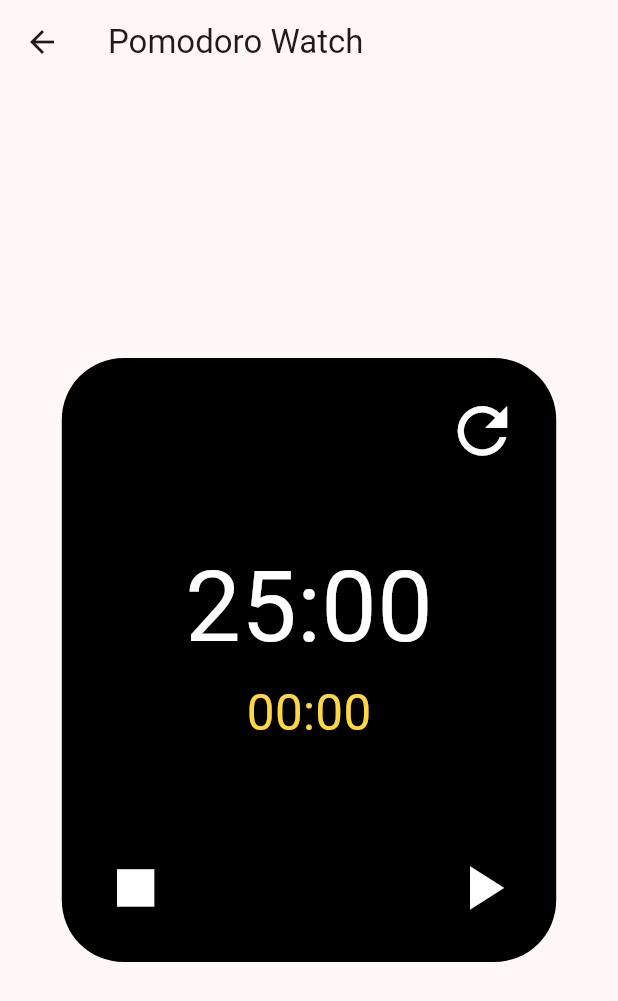
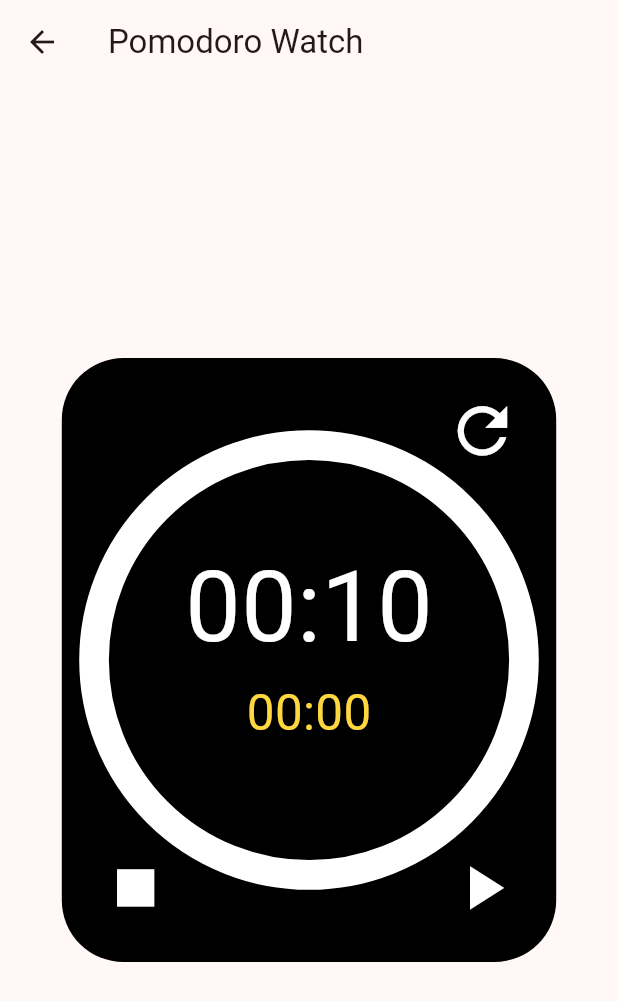
Before and after one commit to MarkJLee/flutter-animations, a Flutter app: the PomodoroScreen screen opened directly, after a tap on the "play arrow" icon, after a tap on the "refresh" icon, on a phone screen of 412 x 824 dp. Shown: the top 1001 px of the screen. Run offline on Flutter 3.47's test engine with Material 2 defaults, Android fonts, the phone set to English and light mode, and no system bars.

Commit message:
feat: pomodoro animation

```diff
--- a/lib/screens/pomodoro_screen.dart
+++ b/lib/screens/pomodoro_screen.dart
@@ -1,5 +1,7 @@
 import 'dart:async';
+import 'dart:math';
 
+import 'package:flutter/cupertino.dart';
 import 'package:flutter/material.dart';
 
 class PomodoroScreen extends StatefulWidget {
@@ -9,64 +11,159 @@ class PomodoroScreen extends StatefulWidget {
   State<PomodoroScreen> createState() => _PomodoroScreenState();
 }
 
-class _PomodoroScreenState extends State<PomodoroScreen> {
-  int minutes = 25;
-  int seconds = 0;
+class _PomodoroScreenState extends State<PomodoroScreen>
+    with SingleTickerProviderStateMixin {
+  late final AnimationController _animationController = AnimationController(
+    vsync: this,
+    duration: const Duration(seconds: 10),
+  );
+
+  late final CurvedAnimation _curve = CurvedAnimation(
+    parent: _animationController,
+    curve: Curves.linear,
+  );
+
+  late Animation<double> _progressAnimation = Tween(
+    begin: 0.0,
+    end: 10.0,
+  ).animate(_curve);
+
+  int minutes = 0;
+  int seconds = 10;
+  int partSeconds = 0; // 포모도로 지나간 초
   int totalSeconds = 0;
-  int initMinutes = 25;
-  int initSeconds = 0;
+  int initMinutes = 0;
+  int initSeconds = 10;
 
   Timer? _timer;
   bool isRunning = false;
 
+  bool timerFinished = false;
+
   void _startTimer() {
+    _animationController.forward();
     _timer = Timer.periodic(const Duration(seconds: 1), (timer) {
       if (seconds == 0) {
         if (minutes == 0) {
+          timerFinished = true;
           timer.cancel();
           isRunning = false;
+          _animationController.stop();
         } else {
           minutes--;
           seconds = 59;
           totalSeconds++;
+          partSeconds++;
         }
       } else {
         seconds--;
         totalSeconds++;
+        partSeconds++;
       }
 
       setState(() {});
     });
   }
 
+  // void _setTime() {
+  //   showDialog(
+  //     context: context,
+  //     builder: (context) {
+  //       return AlertDialog(
+  //         title: const Text('Set Time'),
+  //         content: Column(
+  //           mainAxisSize: MainAxisSize.min,
+  //           children: [
+  //             TextField(
+  //               keyboardType: TextInputType.number,
+  //               onChanged: (value) {
+  //                 initMinutes = int.parse(value);
+  //               },
+  //               decoration: const InputDecoration(
+  //                 labelText: 'Minutes',
+  //               ),
+  //               inputFormatters: [FilteringTextInputFormatter.digitsOnly],
+  //             ),
+  //             TextField(
+  //               keyboardType: TextInputType.number,
+  //               onChanged: (value) {
+  //                 initSeconds = int.parse(value);
+  //               },
+  //               decoration: const InputDecoration(
+  //                 labelText: 'Seconds',
+  //               ),
+  //               inputFormatters: [FilteringTextInputFormatter.digitsOnly],
+  //             ),
+  //           ],
+  //         ),
+  //         actions: [
+  //           TextButton(
+  //             onPressed: () {
+  //               Navigator.pop(context);
+  //             },
+  //             child: const Text('Cancel'),
+  //           ),
+  //           TextButton(
+  //             onPressed: () {
+  //               setState(() {
+  //                 minutes = initMinutes;
+  //                 seconds = initSeconds;
+  //                 partSeconds = 0;
+  //               });
+  //               Navigator.pop(context);
+  //             },
+  //             child: const Text('Set'),
+  //           ),
+  //         ],
+  //       );
+  //     },
+  //   );
+  // }
+
   void _setTime() {
+    int tempMinutes = initMinutes;
+    int tempSeconds = initSeconds;
+
     showDialog(
       context: context,
       builder: (context) {
         return AlertDialog(
           title: const Text('Set Time'),
-          content: Column(
-            mainAxisSize: MainAxisSize.min,
+          backgroundColor: Colors.amber.shade100,
+          content: SizedBox(
+            height: 150,
+            child: Row(
+              mainAxisAlignment: MainAxisAlignment.center,
               children: [
-              TextField(
-                keyboardType: TextInputType.number,
-                onChanged: (value) {
-                  initMinutes = int.parse(value);
+                SizedBox(
+                  width: 80,
+                  child: CupertinoPicker(
+                    backgroundColor: Colors.white,
+                    itemExtent: 30.0,
+                    onSelectedItemChanged: (index) {
+                      tempMinutes = index;
                     },
-                decoration: const InputDecoration(
-                  labelText: 'Minutes',
+                    children: List<Widget>.generate(
+                        61, (index) => Center(child: Text('$index'))),
                   ),
                 ),
-              TextField(
-                keyboardType: TextInputType.number,
-                onChanged: (value) {
-                  initSeconds = int.parse(value);
+                const Text('분'),
+                const SizedBox(width: 20),
+                SizedBox(
+                  width: 80,
+                  child: CupertinoPicker(
+                    backgroundColor: Colors.white,
+                    itemExtent: 30.0,
+                    onSelectedItemChanged: (index) {
+                      tempSeconds = index;
                     },
-                decoration: const InputDecoration(
-                  labelText: 'Seconds',
+                    children: List<Widget>.generate(
+                        60, (index) => Center(child: Text('$index'))),
                   ),
                 ),
+                const Text('초'),
               ],
+            ),
           ),
           actions: [
             TextButton(
@@ -78,8 +175,11 @@ class _PomodoroScreenState extends State<PomodoroScreen> {
             TextButton(
               onPressed: () {
                 setState(() {
+                  initMinutes = tempMinutes;
+                  initSeconds = tempSeconds;
                   minutes = initMinutes;
                   seconds = initSeconds;
+                  partSeconds = 0;
                 });
                 Navigator.pop(context);
               },
@@ -105,9 +205,68 @@ class _PomodoroScreenState extends State<PomodoroScreen> {
     return '$minutesStr:$secondsStr';
   }
 
+  void _onPressedPlay() {
+    if (isRunning) {
+      _timer?.cancel();
+      _animationController.stop();
+    } else {
+      timerFinished = false;
+      var initTotalSeconds = initMinutes * 60 + initSeconds;
+
+      _animationController.duration = Duration(seconds: initTotalSeconds);
+
+      final startValue = partSeconds / initTotalSeconds;
+
+      _defineProgressAnimation(startValue, 1);
+      _animationController.value = startValue;
+      _startTimer();
+    }
+    isRunning = !isRunning;
+    setState(() {});
+  }
+
+  void _defineProgressAnimation(double begin, double end) {
+    _progressAnimation = Tween(
+      begin: begin,
+      end: end,
+    ).animate(_curve);
+  }
+
+  void _onPressedRefresh() {
+    if (isRunning) {
+      _timer?.cancel();
+      isRunning = !isRunning;
+      timerFinished = false;
+    }
+    timerFinished = false;
+    partSeconds = 0;
+    totalSeconds = 0;
+    minutes = initMinutes;
+    seconds = initSeconds;
+
+    _animationController.reset();
+    _defineProgressAnimation(0, 1);
+    setState(() {});
+  }
+
+  void _onPressedStop() {
+    minutes = initMinutes;
+    seconds = initSeconds;
+    _timer?.cancel();
+    isRunning = false;
+    timerFinished = false;
+
+    partSeconds = 0;
+
+    _animationController.reset();
+    _defineProgressAnimation(0, 1);
+    setState(() {});
+  }
+
   @override
   void dispose() {
     _timer?.cancel();
+    _animationController.dispose();
     super.dispose();
   }
 
@@ -124,11 +283,24 @@ class _PomodoroScreenState extends State<PomodoroScreen> {
           width: width,
           height: width * 1.222,
           decoration: BoxDecoration(
-            color: Colors.black,
+            color: timerFinished ? Colors.deepOrange : Colors.black,
             borderRadius: BorderRadius.circular(width / 8),
           ),
           child: Stack(
             children: [
+              Positioned.fill(
+                child: AnimatedBuilder(
+                  animation: _progressAnimation,
+                  builder: (context, child) {
+                    return CustomPaint(
+                      painter: ProgressPainter(
+                        progress: _progressAnimation.value,
+                        width: width,
+                      ),
+                    );
+                  },
+                ),
+              ),
               Align(
                 alignment: Alignment.center,
                 child: SizedBox(
@@ -157,57 +329,33 @@ class _PomodoroScreenState extends State<PomodoroScreen> {
                 bottom: width * 0.05,
                 left: width * 0.05,
                 child: IconButton(
+                  highlightColor: Colors.amberAccent.withOpacity(0.3),
                   icon:
                       Icon(Icons.stop, color: Colors.white, size: width * 0.15),
-                  onPressed: () {
-                    setState(() {
-                      minutes = initMinutes;
-                      seconds = initSeconds;
-                      _timer?.cancel();
-                      isRunning = false;
-                    });
-                  },
+                  onPressed: _onPressedStop,
                 ),
               ),
               Positioned(
                 bottom: width * 0.05,
                 right: width * 0.05,
                 child: IconButton(
+                  highlightColor: Colors.amberAccent.withOpacity(0.3),
                   icon: isRunning
                       ? Icon(Icons.pause,
                           color: Colors.white, size: width * 0.15)
                       : Icon(Icons.play_arrow,
                           color: Colors.white, size: width * 0.15),
-                  onPressed: () {
-                    setState(() {
-                      if (isRunning) {
-                        _timer?.cancel();
-                      } else {
-                        _startTimer();
-                      }
-                      isRunning = !isRunning;
-                    });
-                  },
+                  onPressed: _onPressedPlay,
                 ),
               ),
               Positioned(
                 top: width * 0.05,
                 right: width * 0.05,
                 child: IconButton(
+                  highlightColor: Colors.amberAccent.withOpacity(0.3),
                   icon: Icon(Icons.refresh,
                       color: Colors.white, size: width * 0.15),
-                  onPressed: () {
-                    setState(() {
-                      if (isRunning) {
-                        _timer?.cancel();
-                        isRunning = !isRunning;
-                      }
-
-                      totalSeconds = 0;
-                      minutes = initMinutes;
-                      seconds = initSeconds;
-                    });
-                  },
+                  onPressed: _onPressedRefresh,
                 ),
               ),
             ],
@@ -217,3 +365,51 @@ class _PomodoroScreenState extends State<PomodoroScreen> {
     );
   }
 }
+
+class ProgressPainter extends CustomPainter {
+  final double progress;
+  final double width;
+
+  ProgressPainter({
+    required this.progress,
+    required this.width,
+  });
+
+  @override
+  void paint(Canvas canvas, Size size) {
+    final center = Offset(
+      size.width / 2,
+      size.height / 2,
+    );
+    final radius = size.width / 2.3;
+
+    final circlePaint = Paint()
+      ..color = Colors.white
+      ..strokeWidth = width * 0.06
+      ..strokeCap = StrokeCap.round
+      ..style = PaintingStyle.stroke;
+
+    canvas.drawCircle(
+      center,
+      radius,
+      circlePaint,
+    );
+
+    final arcPaint = Paint()
+      ..color = Colors.amberAccent
+      ..strokeWidth = width * 0.06
+      ..strokeCap = StrokeCap.round
+      ..style = PaintingStyle.stroke;
+
+    canvas.drawArc(
+      Rect.fromCircle(center: center, radius: radius),
+      -90 * (pi / 180),
+      2 * pi * progress,
+      false,
+      arcPaint,
+    );
+  }
+
+  @override
+  bool shouldRepaint(covariant CustomPainter oldDelegate) => true;
+}
```
Lines whose indentation alone changed are shown as unchanged.
